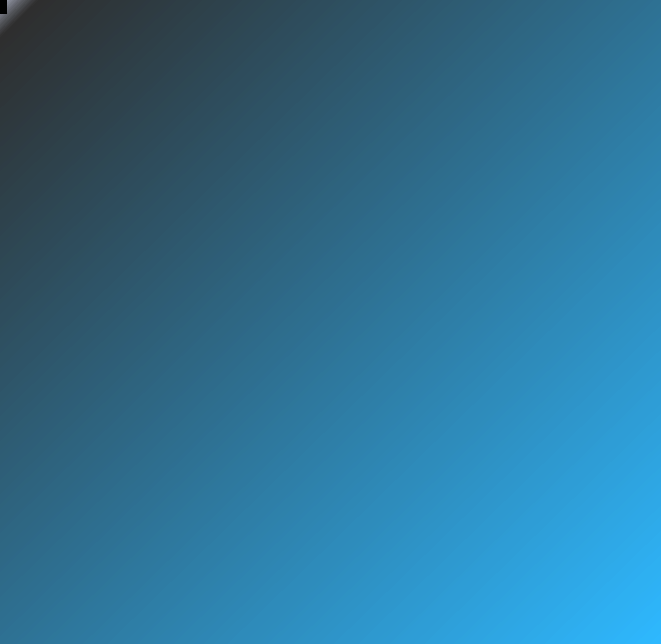
Old version of the form Client/Main/Ui/main.ui in the repository MrJaysa/JPyRDP.
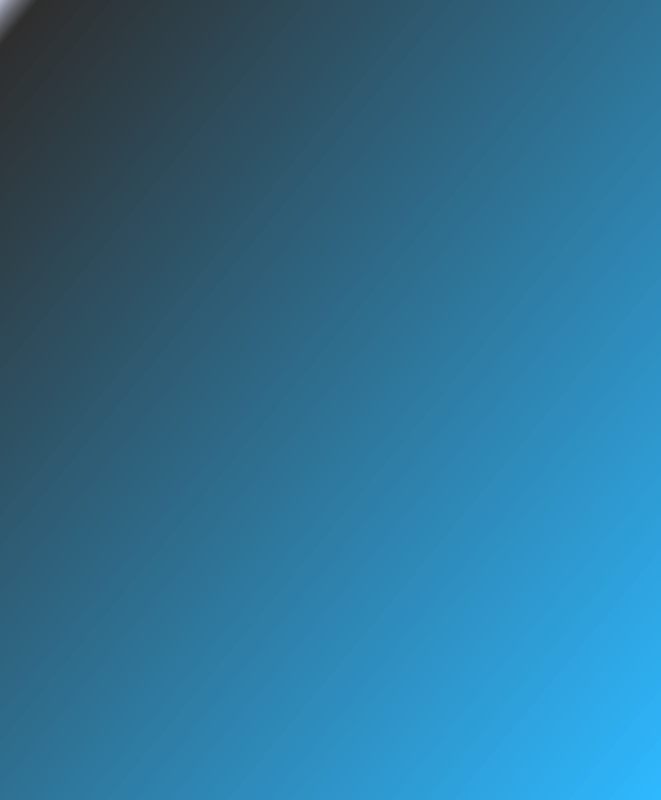
New version of the form. Icons and pictures are not drawn.

```diff
--- a/Client/Main/Ui/main.ui
+++ b/Client/Main/Ui/main.ui
@@ -10,7 +10,7 @@
     <x>0</x>
     <y>0</y>
     <width>661</width>
-    <height>644</height>
+    <height>800</height>
    </rect>
   </property>
   <property name="sizePolicy">
@@ -441,7 +441,13 @@
          <verstretch>0</verstretch>
         </sizepolicy>
        </property>
-       <layout class="QVBoxLayout" name="verticalLayout_2">
+       <property name="mouseTracking">
+        <bool>false</bool>
+       </property>
+       <property name="tabletTracking">
+        <bool>false</bool>
+       </property>
+       <layout class="QVBoxLayout" name="image_layout">
         <property name="spacing">
          <number>0</number>
         </property>
@@ -460,26 +466,6 @@
         <property name="bottomMargin">
          <number>0</number>
         </property>
-        <item>
-         <widget class="QLabel" name="rdp_img">
-          <property name="sizePolicy">
-           <sizepolicy hsizetype="Preferred" vsizetype="MinimumExpanding">
-            <horstretch>0</horstretch>
-            <verstretch>0</verstretch>
-           </sizepolicy>
-          </property>
-          <property name="styleSheet">
-           <string notr="true">background: black;
-margin: 0</string>
-          </property>
-          <property name="text">
-           <string/>
-          </property>
-          <property name="alignment">
-           <set>Qt::AlignCenter</set>
-          </property>
-         </widget>
-        </item>
        </layout>
       </widget>
      </widget>
```
Left out of the diff: 3 changed lines with no effect on the pictures.
